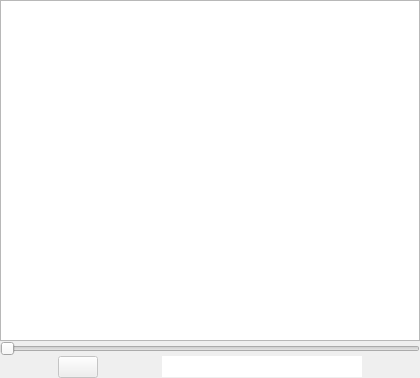
Qt form myvideoplayer.ui (liloneum/amapola) before a commit.
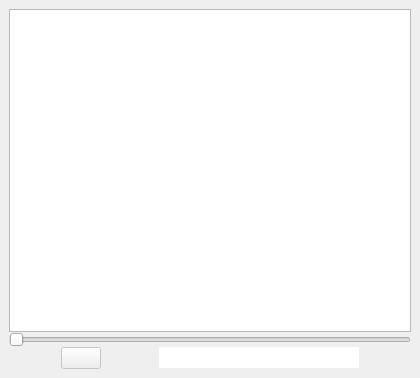
The same form after that commit.

Diff of the .ui file:
```diff
--- a/myvideoplayer.ui
+++ b/myvideoplayer.ui
@@ -15,16 +15,16 @@
   </property>
   <layout class="QGridLayout" name="gridLayout">
    <property name="leftMargin">
-    <number>0</number>
+    <number>9</number>
    </property>
    <property name="topMargin">
-    <number>0</number>
+    <number>9</number>
    </property>
    <property name="rightMargin">
-    <number>0</number>
+    <number>9</number>
    </property>
    <property name="bottomMargin">
-    <number>0</number>
+    <number>9</number>
    </property>
    <item row="0" column="0">
     <layout class="QVBoxLayout" name="verticalLayout">
```
